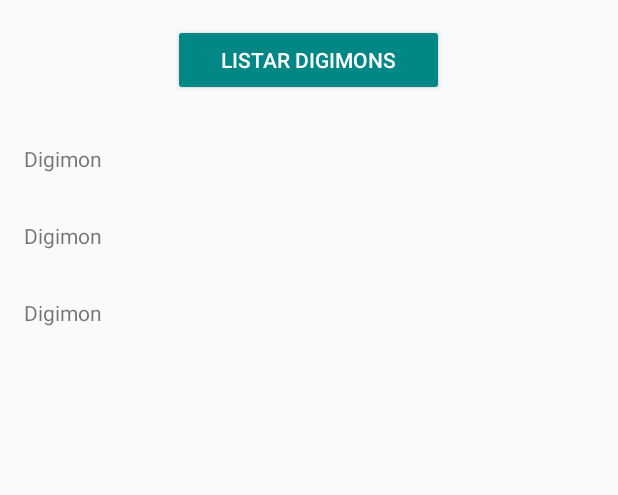
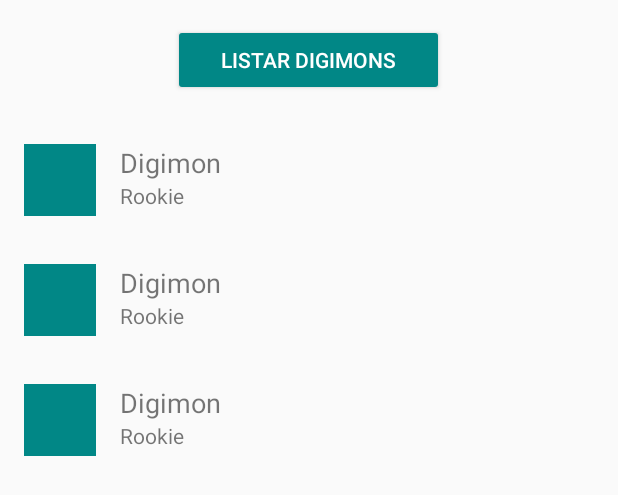
Before and after one commit to thiago-you/digimon-api, an Android app built with Jetpack Compose: the layout activity_main.xml on its own in the app's theme, with its tools: preview values and no code run, on a phone screen of 412 x 824 dp. Shown: the top 495 px of the screen. Run offline under Robolectric (Android 15) with nearby library versions, the phone set to English and light mode, and no system bars; network calls fail.

Commit message:
improve list interface and update readme

```diff
--- a/app/build.gradle.kts
+++ b/app/build.gradle.kts
@@ -66,6 +66,7 @@ dependencies {
     implementation("com.squareup.retrofit2:retrofit:2.9.0")
     implementation("com.squareup.retrofit2:converter-gson:2.9.0")
     implementation("com.squareup.okhttp:okhttp:2.4.0")
+    implementation("com.github.bumptech.glide:glide:4.15.1")
 
     testImplementation("junit:junit:4.13.2")
 
--- a/app/src/main/java/you/thiago/restapi/MainActivity.kt
+++ b/app/src/main/java/you/thiago/restapi/MainActivity.kt
@@ -2,6 +2,7 @@ package you.thiago.restapi
 
 import android.os.Bundle
 import android.widget.Button
+import android.widget.Toast
 import androidx.appcompat.app.AppCompatActivity
 import androidx.compose.foundation.interaction.MutableInteractionSource
 import androidx.compose.foundation.layout.Row
@@ -38,6 +39,8 @@ class MainActivity : FragmentActivity() {
     }
 
     private fun getDigimonData() {
+        Toast.makeText(this, "Carregando...", Toast.LENGTH_SHORT).show()
+
         lifecycleScope.launch(Dispatchers.IO) {
             Service().getDigimons().also { digimons ->
                 if (digimons.isNotEmpty()) {
--- a/app/src/main/res/layout/list_digimon.xml
+++ b/app/src/main/res/layout/list_digimon.xml
@@ -4,12 +4,39 @@
     android:layout_width="match_parent"
     android:layout_height="wrap_content"
     android:padding="16dp"
-    android:orientation="vertical">
+    android:orientation="horizontal">
 
-    <TextView
-        android:id="@+id/txt_name"
-        android:layout_width="match_parent"
+    <ImageView
+        android:id="@+id/img_profile"
+        android:layout_width="wrap_content"
         android:layout_height="wrap_content"
-        tools:text="Digimon" />
+        android:maxHeight="48dp"
+        android:maxWidth="48dp"
+        android:minHeight="48dp"
+        android:minWidth="48dp"
+        tools:background="@color/teal_700"
+        tools:ignore="ContentDescription" />
+
+    <LinearLayout
+        android:layout_width="wrap_content"
+        android:layout_height="wrap_content"
+        android:orientation="vertical">
+
+        <TextView
+            android:id="@+id/txt_name"
+            android:layout_width="match_parent"
+            android:layout_height="wrap_content"
+            android:layout_marginStart="16dp"
+            android:textSize="18sp"
+            tools:text="Digimon" />
+
+        <TextView
+            android:id="@+id/txt_level"
+            android:layout_width="match_parent"
+            android:layout_height="wrap_content"
+            android:layout_marginStart="16dp"
+            tools:text="Rookie" />
+
+    </LinearLayout>
 
 </LinearLayout>
```
Also changed, not shown: app/src/main/java/you/thiago/restapi/ui/adapters/DigimonsAdapter.kt (+14 -3 lines), 1 other file.
